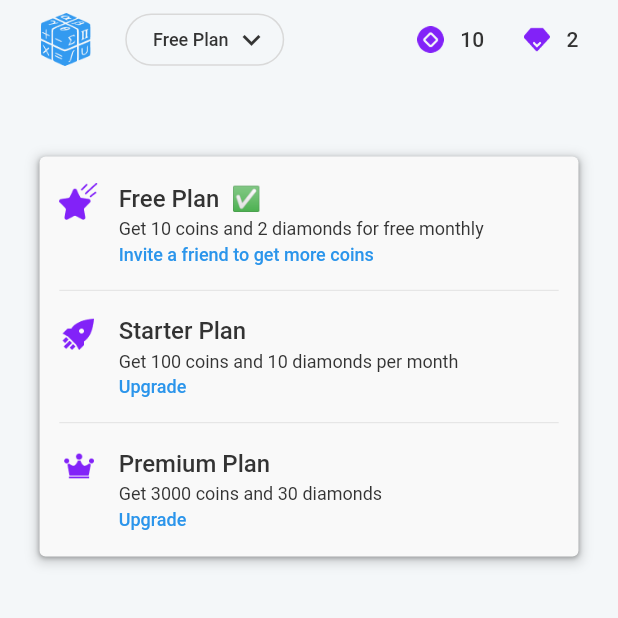
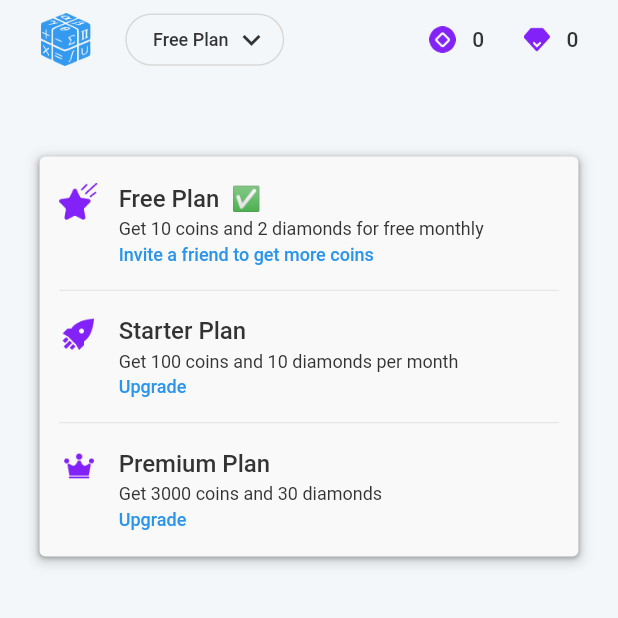
Before and after one commit to DreamRender/mathgptpro_mclient_flutter_new, a Flutter app: the HomePage screen opened directly, after a tap on "Free Plan", on a phone screen of 412 x 824 dp, the top half of it. Run offline on Flutter 3.47's test engine with Material 3 defaults, Android fonts, the phone set to English and light mode, and no system bars; our stand-ins replace cached_network_image, dio, dropdown_button2, event_bus, flutter_image_compress, flutter_native_splash and 10 more; missing offline and left inert: clipboard, crop_image, enum_to_string, jwt_decode, latext, wechat_assets_picker and 1 more; accounts and stored records are empty; network calls fail; statements that could not run were skipped.

Commit message:
fix: home page my view typo

```diff
--- a/lib/view/home_module/home_page_my_view.dart
+++ b/lib/view/home_module/home_page_my_view.dart
@@ -198,7 +198,7 @@ class _HomePageMyViewState extends State<HomePageMyView> {
                         mainAxisAlignment: MainAxisAlignment.spaceBetween,
                         children: [
                           const Text(
-                            'Account',
+                            'Credits',
                             style: TextStyle(
                               color: Color(0xFF666666),
                               fontSize: 16,
--- a/lib/view/home_module/home_page_question_view.dart
+++ b/lib/view/home_module/home_page_question_view.dart
@@ -8,6 +8,7 @@ import 'package:mathgptpro_mclient_flutter/constant/ui_resource.dart';
 import 'package:mathgptpro_mclient_flutter/model/session_history_dto.dart';
 import 'package:mathgptpro_mclient_flutter/service/session_service.dart';
 import 'package:mathgptpro_mclient_flutter/state/controller/session_controller.dart';
+import 'package:mathgptpro_mclient_flutter/state/controller/user_controller.dart';
 import 'package:mathgptpro_mclient_flutter/utils/latex_utils.dart';
 import 'package:mathgptpro_mclient_flutter/utils/toast_utils.dart';
 import 'package:mathgptpro_mclient_flutter/view/question_module/question_answer_page.dart';
@@ -229,7 +230,8 @@ class _HomePageQuestionViewState extends State<HomePageQuestionView>
                     ),
                   ),
                   const Spacer(),
-                  Row(
+                  GetX<UserController>(builder: (userController) {
+                    return Row(
                       children: [
                         Image(
                             width: 16.w,
@@ -239,7 +241,7 @@ class _HomePageQuestionViewState extends State<HomePageQuestionView>
                         Container(
                           margin: EdgeInsets.only(left: 10.w),
                           child: Text(
-                          '10',
+                            '${userController.proExtraCredit.value + userController.proPlanCredit.value}',
                             style: TextStyle(
                               fontSize: 14,
                               fontWeight: FontWeight.w500,
@@ -258,7 +260,7 @@ class _HomePageQuestionViewState extends State<HomePageQuestionView>
                         Container(
                           margin: EdgeInsets.only(left: 10.w),
                           child: Text(
-                          '2',
+                            '${userController.maxPlanCredit.value + userController.maxExtraCredit.value}',
                             style: TextStyle(
                               fontSize: 14,
                               fontWeight: FontWeight.w500,
@@ -267,7 +269,8 @@ class _HomePageQuestionViewState extends State<HomePageQuestionView>
                           ),
                         )
                       ],
-                  )
+                    );
+                  })
                 ],
               ),
             ),
```
Lines whose indentation alone changed are shown as unchanged.
